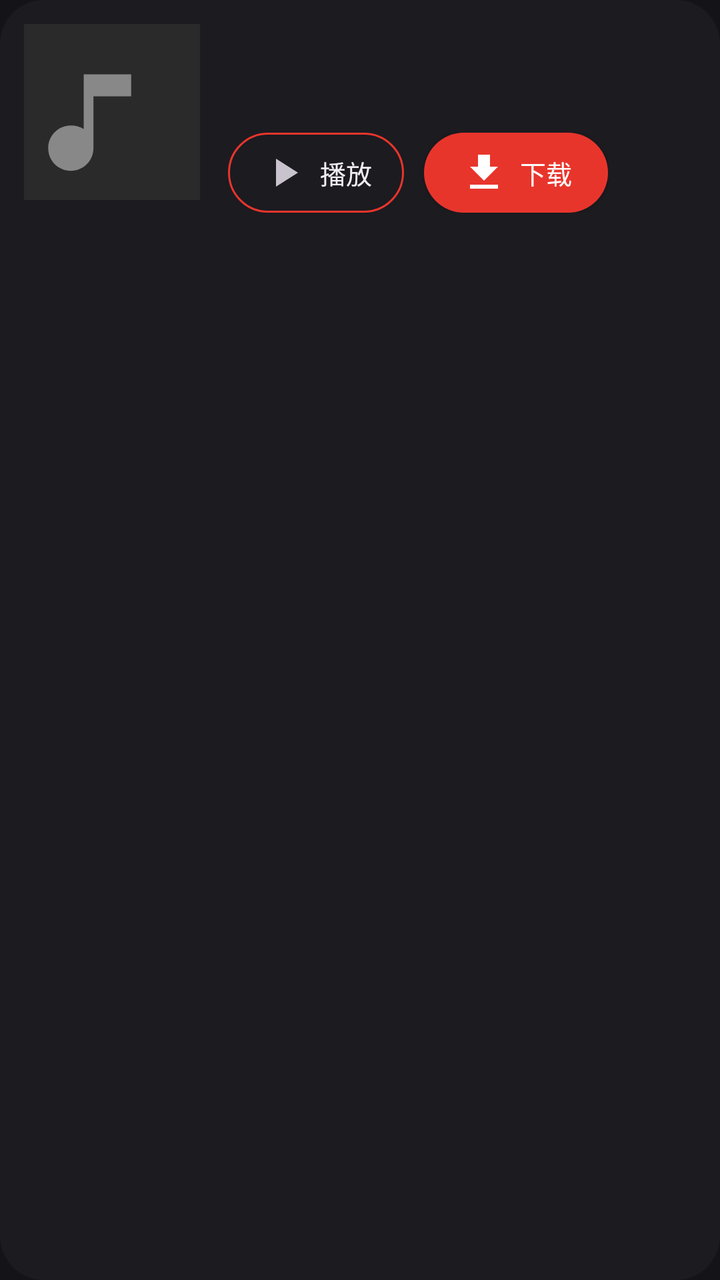
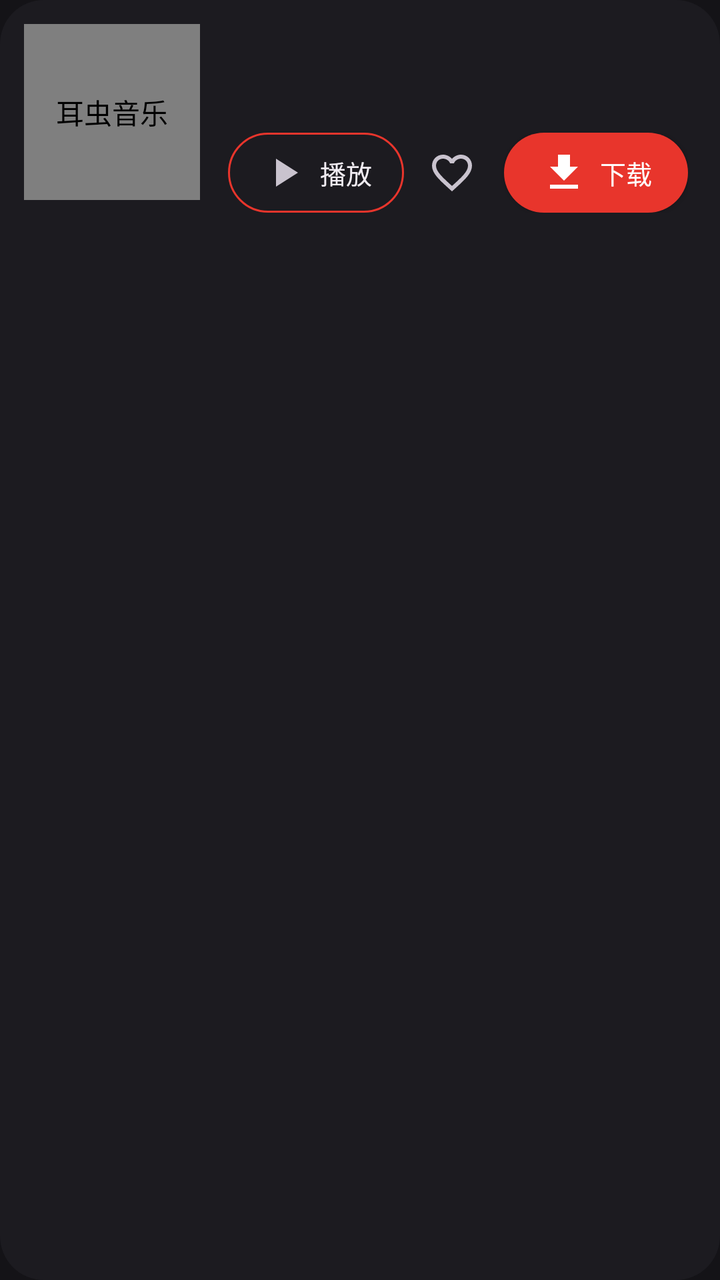

Screens rendered from an Android XML layout before and after an edit, with the pre-edit source and the edit as a unified diff.
<!-- AndroidManifest.xml: application theme Theme.MusicBox -->
<!-- res/layout/item_song.xml -->
<?xml version="1.0" encoding="utf-8"?>
<LinearLayout xmlns:android="http://schemas.android.com/apk/res/android"
    android:layout_width="match_parent"
    android:layout_height="wrap_content"
    android:layout_marginBottom="12dp"
    android:background="@drawable/bg_card"
    android:orientation="horizontal"
    android:padding="12dp">

    <ImageView
        android:id="@+id/ivCover"
        android:layout_width="88dp"
        android:layout_height="88dp"
        android:background="@drawable/bg_cover"
        android:scaleType="centerCrop"
        android:src="@drawable/ic_cover_placeholder"
        android:contentDescription="@string/app_name" />

    <LinearLayout
        android:layout_width="0dp"
        android:layout_height="wrap_content"
        android:layout_marginStart="14dp"
        android:layout_weight="1"
        android:orientation="vertical">

        <TextView
            android:id="@+id/tvName"
            android:layout_width="match_parent"
            android:layout_height="wrap_content"
            android:ellipsize="end"
            android:maxLines="1"
            android:textColor="@color/text_primary"
            android:textSize="19sp"
            android:textStyle="bold"
            android:text="" />

        <TextView
            android:id="@+id/tvArtist"
            android:layout_width="match_parent"
            android:layout_height="wrap_content"
            android:layout_marginTop="3dp"
            android:ellipsize="end"
            android:maxLines="1"
            android:textColor="@color/text_secondary"
            android:textSize="13sp"
            android:text="" />

        <LinearLayout
            android:layout_width="wrap_content"
            android:layout_height="wrap_content"
            android:layout_marginTop="8dp"
            android:gravity="center_vertical"
            android:orientation="horizontal">

            <Button
                android:id="@+id/btnPlay"
                android:layout_width="wrap_content"
                android:layout_height="40dp"
                android:background="@drawable/bg_pill_outline"
                android:drawableStart="@drawable/ic_play_small"
                android:drawablePadding="6dp"
                android:minWidth="0dp"
                android:paddingHorizontal="16dp"
                android:text="播放"
                android:textColor="@color/text_primary"
                android:textSize="13sp" />

            <Button
                android:id="@+id/btnDownload"
                android:layout_width="wrap_content"
                android:layout_height="40dp"
                android:layout_marginStart="10dp"
                android:background="@drawable/bg_pill_red"
                android:drawableStart="@drawable/ic_download"
                android:drawablePadding="6dp"
                android:minWidth="0dp"
                android:paddingHorizontal="18dp"
                android:text="@string/download"
                android:textColor="@color/on_primary"
                android:textSize="13sp" />
        </LinearLayout>
    </LinearLayout>
</LinearLayout>
<!-- resources referenced by this layout -->
<resources>
  <color name="on_primary">#FFFFFF</color>
  <color name="text_primary">#F1EDF3</color>
  <color name="text_secondary">#BEB8C4</color>
  <!-- drawable bg_card (drawable) -->
  <?xml version="1.0" encoding="utf-8"?>
  <shape xmlns:android="http://schemas.android.com/apk/res/android" android:shape="rectangle">
      <solid android:color="@color/surface" />
      <corners android:radius="22dp" />
  </shape>
  <!-- drawable bg_cover (drawable) -->
  <?xml version="1.0" encoding="utf-8"?>
  <shape xmlns:android="http://schemas.android.com/apk/res/android" android:shape="rectangle">
      <solid android:color="@color/surface_variant" />
      <corners android:radius="14dp" />
  </shape>
  <!-- drawable bg_pill_outline (drawable) -->
  <?xml version="1.0" encoding="utf-8"?>
  <shape xmlns:android="http://schemas.android.com/apk/res/android"
      android:shape="rectangle">
      <corners android:radius="20dp" />
      <stroke android:width="1dp" android:color="@color/primary" />
      <solid android:color="#00000000" />
  </shape>
  <!-- drawable bg_pill_red (drawable) -->
  <?xml version="1.0" encoding="utf-8"?>
  <shape xmlns:android="http://schemas.android.com/apk/res/android" android:shape="rectangle">
      <solid android:color="@color/primary" />
      <corners android:radius="24dp" />
  </shape>
  <!-- drawable ic_cover_placeholder (drawable) -->
  <?xml version="1.0" encoding="utf-8"?>
  <vector xmlns:android="http://schemas.android.com/apk/res/android"
      android:width="56dp"
      android:height="56dp"
      android:viewportWidth="56"
      android:viewportHeight="56">
      <path
          android:fillColor="#2A2A2A"
          android:pathData="M0,0h56v56h-56z" />
      <path
          android:fillColor="#888888"
          android:pathData="M19,16v17.4c-1.2,-0.7 -2.6,-1.1 -4.1,-1.1c-4,0 -7.2,3.2 -7.2,7.2s3.2,7.2 7.2,7.2s7.2,-3.2 7.2,-7.2V23h12v-7z" />
  </vector>
  <!-- drawable ic_download (drawable) -->
  <?xml version="1.0" encoding="utf-8"?>
  <vector xmlns:android="http://schemas.android.com/apk/res/android"
      android:width="24dp"
      android:height="24dp"
      android:viewportWidth="24"
      android:viewportHeight="24"
      android:tint="#FFFFFF">
      <path
          android:fillColor="#FFFFFF"
          android:pathData="M5,20h14v-2H5v2zM19,9h-4V3H9v6H5l7,7 7,-7z" />
  </vector>
  <!-- drawable ic_play_small (drawable) -->
  <?xml version="1.0" encoding="utf-8"?>
  <vector xmlns:android="http://schemas.android.com/apk/res/android"
      android:width="24dp" android:height="24dp" android:viewportWidth="24" android:viewportHeight="24">
      <path android:fillColor="#C9C3CE" android:pathData="M8,5v14l11,-7z" />
  </vector>
  <string name="app_name">耳虫音乐</string>
  <string name="download">下载</string>
  <color name="surface">#1C1B20</color>
  <color name="surface_variant">#2A282E</color>
  <color name="primary">#E8352C</color>
  <color name="outline">#57525C</color>
  <color name="bg">#141317</color>
  <!-- unchanged entries left out for length: 1 -->
</resources>

<!-- the commit's change to res/layout/item_song.xml (unified diff, before → after) -->
@@ -7,7 +7,7 @@
     android:orientation="horizontal"
     android:padding="12dp">
 
-    <ImageView
+    <com.zhaoguanghao.earbugmusic.ui.RoundImageView
         android:id="@+id/ivCover"
         android:layout_width="88dp"
         android:layout_height="88dp"
@@ -65,11 +65,20 @@
                 android:textColor="@color/text_primary"
                 android:textSize="13sp" />
 
+            <ImageButton
+                android:id="@+id/btnFav"
+                android:layout_width="40dp"
+                android:layout_height="40dp"
+                android:layout_marginStart="4dp"
+                android:background="?attr/selectableItemBackgroundBorderless"
+                android:contentDescription="收藏"
+                android:src="@drawable/ic_heart" />
+
             <Button
                 android:id="@+id/btnDownload"
                 android:layout_width="wrap_content"
                 android:layout_height="40dp"
-                android:layout_marginStart="10dp"
+                android:layout_marginStart="6dp"
                 android:background="@drawable/bg_pill_red"
                 android:drawableStart="@drawable/ic_download"
                 android:drawablePadding="6dp"
<!-- resource entries referenced after the edit -->
@@ -55,6 +55,13 @@
           android:fillColor="#FFFFFF"
           android:pathData="M5,20h14v-2H5v2zM19,9h-4V3H9v6H5l7,7 7,-7z" />
   </vector>
+  <!-- drawable ic_heart (drawable) -->
+  <?xml version="1.0" encoding="utf-8"?>
+  <vector xmlns:android="http://schemas.android.com/apk/res/android"
+      android:width="24dp" android:height="24dp" android:viewportWidth="24" android:viewportHeight="24">
+      <path android:fillColor="#C9C3CE"
+          android:pathData="M16.5,3c-1.74,0 -3.41,0.81 -4.5,2.09C10.91,3.81 9.24,3 7.5,3 4.42,3 2,5.42 2,8.5c0,3.78 3.4,6.86 8.55,11.54L12,21.35l1.45,-1.32C18.6,15.36 22,12.28 22,8.5 22,5.42 19.58,3 16.5,3zM12.1,18.55l-0.1,0.1 -0.1,-0.1C7.14,14.24 4,11.39 4,8.5 4,6.5 5.5,5 7.5,5c1.54,0 3.04,0.99 3.57,2.36h1.87C13.46,5.99 14.96,5 16.5,5c2,0 3.5,1.5 3.5,3.5 0,2.89 -3.14,5.74 -7.9,10.05z" />
+  </vector>
   <!-- drawable ic_play_small (drawable) -->
   <?xml version="1.0" encoding="utf-8"?>
   <vector xmlns:android="http://schemas.android.com/apk/res/android"
